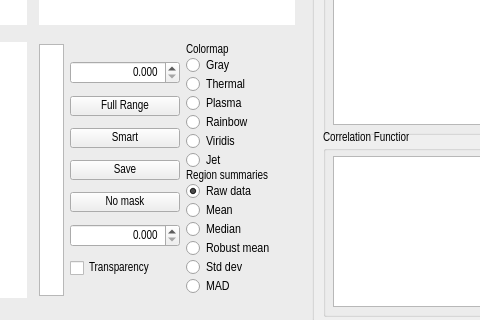
Above: rapidtide/tidepoolTemplate_alt.ui from bbfrederick/rapidtide before the change; both pictures show x 467 to 947 and y 274 to 594 of the 1373 by 815 pixel window. Below: the same form after it.
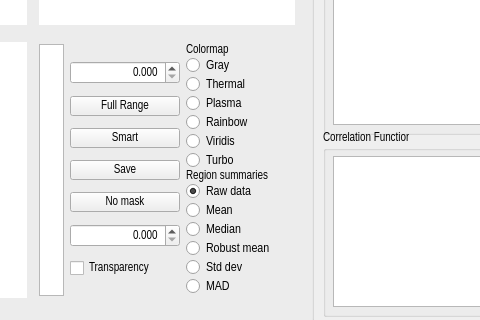
That is the form after the change. Custom widgets are drawn as their Qt base class.

Commit message: Changed "jet" colormap (which was actually "cyclic") to "turbo"

The edit to the form file:
```diff
--- a/rapidtide/tidepoolTemplate_alt.ui
+++ b/rapidtide/tidepoolTemplate_alt.ui
@@ -322,7 +322,7 @@
               </font>
              </property>
              <property name="text">
-              <string>Jet</string>
+              <string>Turbo</string>
              </property>
              <attribute name="buttonGroup">
               <string notr="true">colormap_buttonGroup</string>
```
Left out of the diff: 2 changed lines with no effect on the pictures. The commit also changes 6 other files.
